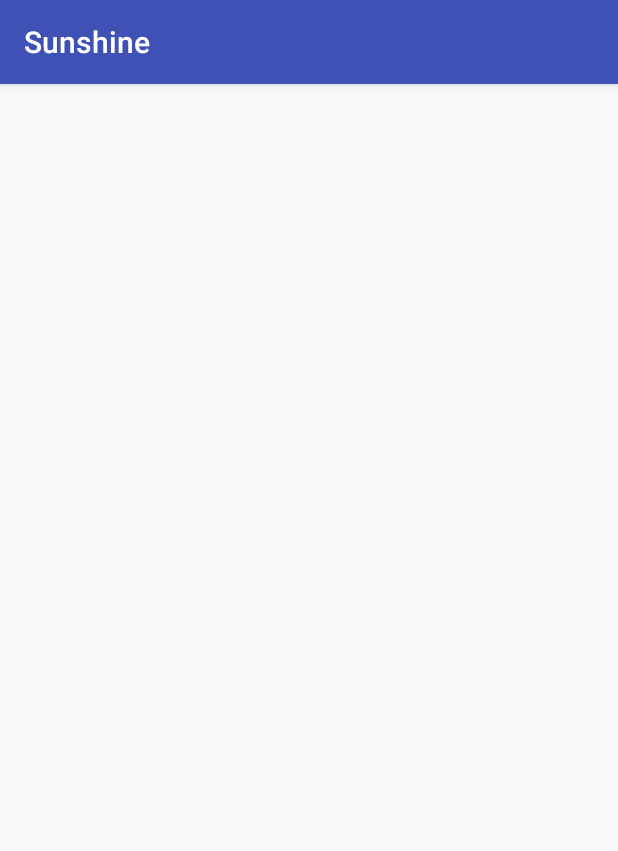
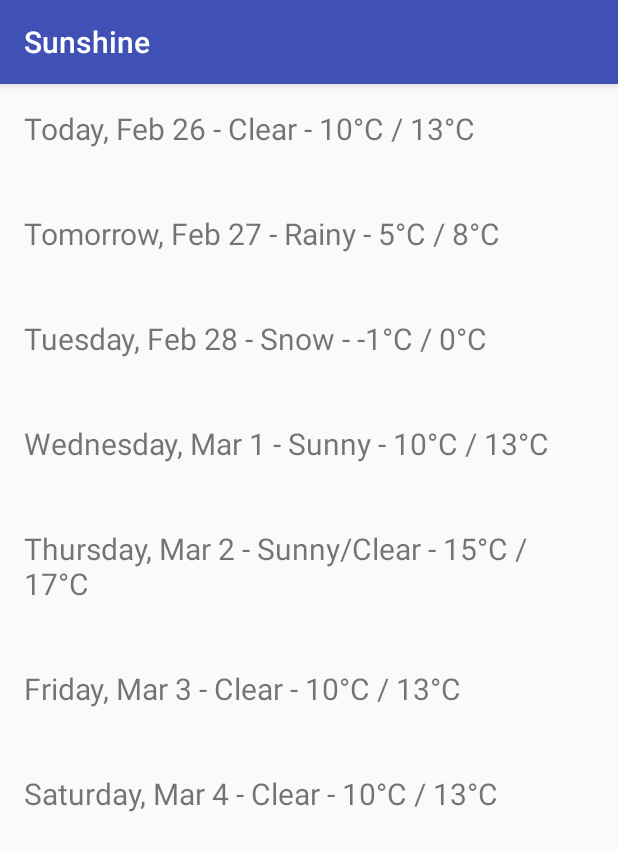
Before and after one commit to DhruvGala/SunshineApp, an Android app: the screen it shows after launch (MainActivity), on a phone screen of 412 x 824 dp. Shown: the top 851 px of the screen. Run offline under Robolectric (Android 15) with nearby library versions, the phone set to English and light mode, and no system bars.

```diff
--- a/app/src/main/java/com/example/android/sunshine/MainActivity.java
+++ b/app/src/main/java/com/example/android/sunshine/MainActivity.java
@@ -17,12 +17,30 @@ package com.example.android.sunshine;
 
 import android.os.Bundle;
 import android.support.v7.app.AppCompatActivity;
+import android.widget.TextView;
 
 public class MainActivity extends AppCompatActivity {
+    TextView mWeatherTextView;
 
     @Override
     protected void onCreate(Bundle savedInstanceState) {
         super.onCreate(savedInstanceState);
         setContentView(R.layout.activity_forecast);
+
+        mWeatherTextView = (TextView) findViewById(R.id.tv_weather_data);
+
+        String []weatherData = {
+                "Today, Feb 26 - Clear - 10°C / 13°C",
+                "Tomorrow, Feb 27 - Rainy - 5°C / 8°C",
+                "Tuesday, Feb 28 - Snow - -1°C / 0°C",
+                "Wednesday, Mar 1 - Sunny - 10°C / 13°C",
+                "Thursday, Mar 2 - Sunny/Clear - 15°C / 17°C",
+                "Friday, Mar 3 - Clear - 10°C / 13°C",
+                "Saturday, Mar 4 - Clear - 10°C / 13°C",
+        };
+
+        for( String weatherDay : weatherData){
+            mWeatherTextView.append(weatherDay + "\n\n\n");
+        }
     }
 }
--- a/app/src/main/res/layout/activity_forecast.xml
+++ b/app/src/main/res/layout/activity_forecast.xml
@@ -15,7 +15,6 @@
      limitations under the License.
 -->
 <FrameLayout xmlns:android="http://schemas.android.com/apk/res/android"
-    android:id="@+id/activity_main"
     android:layout_width="match_parent"
     android:layout_height="match_parent">
 
@@ -28,6 +27,6 @@
             android:layout_width="wrap_content"
             android:layout_height="wrap_content"
             android:padding="16dp"
-            android:textSize="20sp"/>
+            android:textSize="20sp" />
     </ScrollView>
 </FrameLayout>
```
Also changed, not shown: 3 other files.
